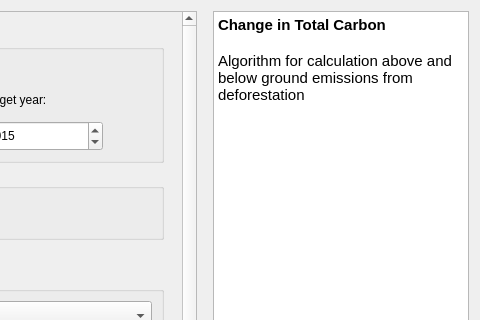
Before: the Qt Designer form LDMP/gui/DlgCalculateTCData.ui in ConservationInternational/trends.earth, drawn with Qt 5; both pictures show x 516 to 996 and y 0 to 320 of the 996 by 789 pixel window.
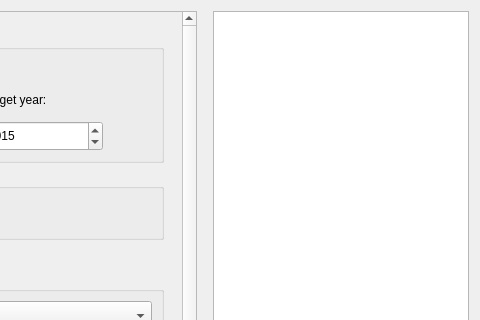
After: the same form once the commit is applied. Custom widgets are drawn as their Qt base class.

```diff
--- a/LDMP/gui/DlgCalculateTCData.ui
+++ b/LDMP/gui/DlgCalculateTCData.ui
@@ -586,15 +586,7 @@
       <property name="accessibleName">
        <string/>
       </property>
-      <property name="html">
-       <string>&lt;!DOCTYPE HTML PUBLIC &quot;-//W3C//DTD HTML 4.0//EN&quot; &quot;http://www.w3.org/TR/REC-html40/strict.dtd&quot;&gt;
-&lt;html&gt;&lt;head&gt;&lt;meta name=&quot;qrichtext&quot; content=&quot;1&quot; /&gt;&lt;style type=&quot;text/css&quot;&gt;
-p, li { white-space: pre-wrap; }
-&lt;/style&gt;&lt;/head&gt;&lt;body style=&quot; font-family:'Ubuntu'; font-size:11pt; font-weight:400; font-style:normal;&quot;&gt;
-&lt;p style=&quot; margin-top:0px; margin-bottom:0px; margin-left:0px; margin-right:0px; -qt-block-indent:0; text-indent:0px;&quot;&gt;&lt;span style=&quot; font-weight:600;&quot;&gt;Change in Total Carbon&lt;/span&gt;&lt;/p&gt;
-&lt;p style=&quot;-qt-paragraph-type:empty; margin-top:0px; margin-bottom:0px; margin-left:0px; margin-right:0px; -qt-block-indent:0; text-indent:0px; font-weight:600;&quot;&gt;&lt;br /&gt;&lt;/p&gt;
-&lt;p style=&quot; margin-top:0px; margin-bottom:0px; margin-left:0px; margin-right:0px; -qt-block-indent:0; text-indent:0px;&quot;&gt;Algorithm for calculation above and below ground emissions from deforestation&lt;/p&gt;&lt;/body&gt;&lt;/html&gt;</string>
-      </property>
+      <property name="html"><string/></property>
       <property name="openExternalLinks">
        <bool>true</bool>
       </property>
```
